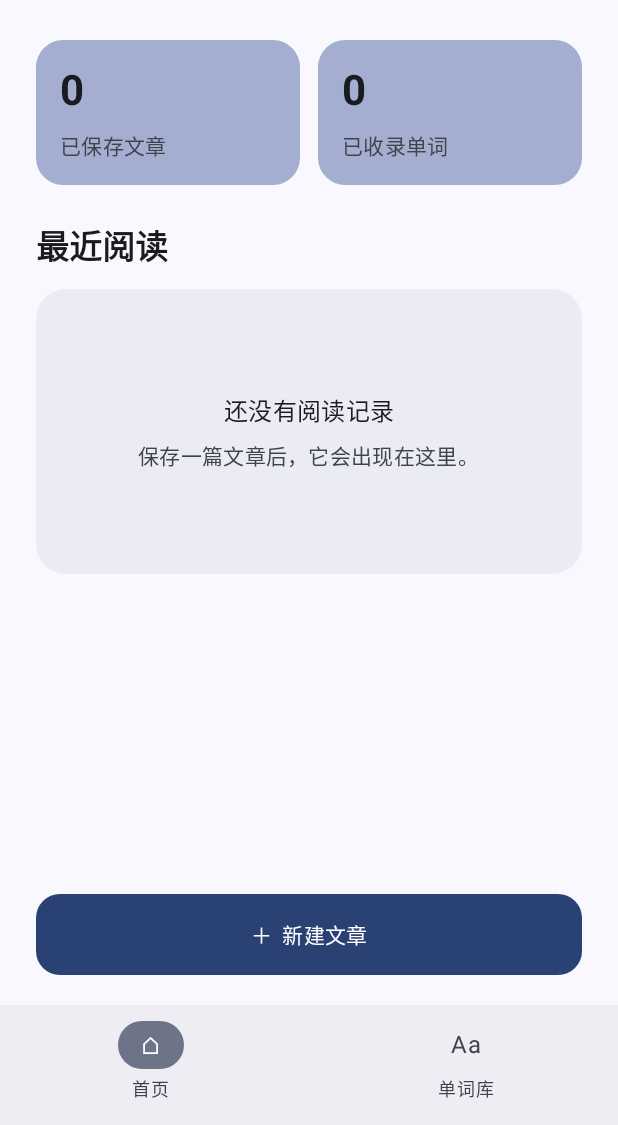
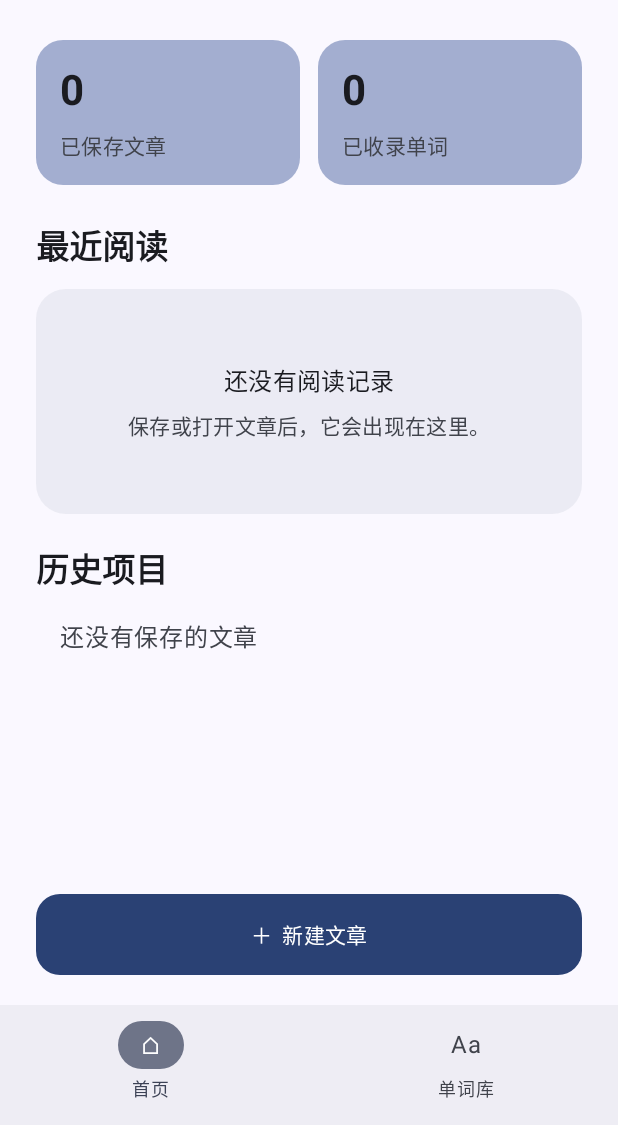
Before and after one commit to zephyr133codes/LexiNote, an Android app built with Jetpack Compose: the screen it shows after launch (MainActivity), on a phone screen of 412 x 824 dp, the part 111-1236 px from its top. Run offline under Robolectric (Android 15) with nearby library versions, the phone set to English and light mode, and no system bars; our stand-ins replace Room's generated code.

Commit message:
feat: implement local article storage and reading history

```diff
--- a/android/app/build.gradle.kts
+++ b/android/app/build.gradle.kts
@@ -1,6 +1,7 @@
 plugins {
     alias(libs.plugins.android.application)
     alias(libs.plugins.kotlin.compose)
+    alias(libs.plugins.ksp)
 }
 
 android {
@@ -45,6 +46,10 @@ dependencies {
     implementation(libs.androidx.compose.ui.tooling.preview)
     implementation(libs.androidx.core.ktx)
     implementation(libs.androidx.lifecycle.runtime.ktx)
+    implementation(libs.androidx.room.runtime)
+    implementation(libs.androidx.room.ktx)
+    implementation(libs.androidx.lifecycle.viewmodel.compose)
+    ksp(libs.androidx.room.compiler)
     testImplementation(libs.junit)
     androidTestImplementation(platform(libs.androidx.compose.bom))
     androidTestImplementation(libs.androidx.compose.ui.test.junit4)
--- /dev/null
+++ b/android/app/src/main/java/com/lexinote/app/data/ArticleDao.kt
@@ -0,0 +1,15 @@
+package com.lexinote.app.data
+
+import androidx.room.*
+import kotlinx.coroutines.flow.Flow
+
+@Dao
+interface ArticleDao {
+    @Insert suspend fun insert(article: ArticleEntity): Long
+    @Update suspend fun update(article: ArticleEntity)
+    @Query("SELECT * FROM articles WHERE id = :id") suspend fun getById(id: Long): ArticleEntity?
+    @Query("SELECT * FROM articles ORDER BY updatedAt DESC") fun observeAll(): Flow<List<ArticleEntity>>
+    @Query("SELECT * FROM articles WHERE lastReadAt IS NOT NULL ORDER BY lastReadAt DESC LIMIT 1") fun observeRecentlyRead(): Flow<List<ArticleEntity>>
+    @Query("UPDATE articles SET lastReadAt = :readAt WHERE id = :id") suspend fun markRead(id: Long, readAt: Long)
+    @Query("DELETE FROM articles WHERE id = :id") suspend fun delete(id: Long)
+}
--- /dev/null
+++ b/android/app/src/main/java/com/lexinote/app/data/LexiNoteDatabase.kt
@@ -0,0 +1,17 @@
+package com.lexinote.app.data
+
+import android.content.Context
+import androidx.room.Database
+import androidx.room.Room
+import androidx.room.RoomDatabase
+
+@Database(entities = [ArticleEntity::class], version = 1, exportSchema = false)
+abstract class LexiNoteDatabase : RoomDatabase() {
+    abstract fun articleDao(): ArticleDao
+    companion object {
+        @Volatile private var instance: LexiNoteDatabase? = null
+        fun get(context: Context): LexiNoteDatabase = instance ?: synchronized(this) {
+            instance ?: Room.databaseBuilder(context.applicationContext, LexiNoteDatabase::class.java, "lexinote.db").build().also { instance = it }
+        }
+    }
+}
--- a/android/app/src/main/java/com/lexinote/app/ui/LexiNoteApp.kt
+++ b/android/app/src/main/java/com/lexinote/app/ui/LexiNoteApp.kt
@@ -2,54 +2,45 @@ package com.lexinote.app.ui
 
 import androidx.activity.compose.BackHandler
 import androidx.compose.foundation.layout.padding
-import androidx.compose.material3.NavigationBar
-import androidx.compose.material3.NavigationBarItem
-import androidx.compose.material3.Scaffold
-import androidx.compose.material3.Text
+import androidx.compose.material3.*
 import androidx.compose.runtime.*
 import androidx.compose.ui.Modifier
+import androidx.compose.ui.platform.LocalContext
+import androidx.lifecycle.compose.collectAsStateWithLifecycle
+import androidx.lifecycle.viewmodel.compose.viewModel
+import androidx.lifecycle.ViewModel
+import androidx.lifecycle.ViewModelProvider
+import com.lexinote.app.data.*
+import com.lexinote.app.ui.editor.*
 import com.lexinote.app.ui.home.HomeScreen
 import com.lexinote.app.ui.profile.ProfileScreen
 import com.lexinote.app.ui.vocabulary.VocabularyScreen
 
-private enum class Page { Home, Vocabulary, Profile }
+private enum class Page { Home, Vocabulary, Profile, Editor, Preview }
 
 @Composable
 fun LexiNoteApp() {
+    val context = LocalContext.current
+    val vm: ArticleViewModel = viewModel(factory = object : ViewModelProvider.Factory {
+        @Suppress("UNCHECKED_CAST") override fun <T : ViewModel> create(modelClass: Class<T>): T = ArticleViewModel(ArticleRepository(LexiNoteDatabase.get(context).articleDao())) as T
+    })
+    val articles by vm.articles.collectAsStateWithLifecycle(initialValue = emptyList())
+    val recent by vm.recentlyRead.collectAsStateWithLifecycle(initialValue = emptyList())
     var page by remember { mutableStateOf(Page.Home) }
-    BackHandler(enabled = page == Page.Profile) { page = Page.Home }
-
-    Scaffold(
-        bottomBar = {
-            if (page != Page.Profile) {
-                NavigationBar {
-                    NavigationBarItem(
-                        selected = page == Page.Home,
-                        onClick = { page = Page.Home },
-                        icon = { Text("⌂") },
-                        label = { Text("首页") }
-                    )
-                    NavigationBarItem(
-                        selected = page == Page.Vocabulary,
-                        onClick = { page = Page.Vocabulary },
-                        icon = { Text("Aa") },
-                        label = { Text("单词库") }
-                    )
-                }
-            }
+    var selectedId by remember { mutableStateOf<Long?>(null) }
+    BackHandler(enabled = page == Page.Profile || page == Page.Preview) { page = Page.Home }
+    Scaffold(bottomBar = {
+        if (page != Page.Profile && page != Page.Editor && page != Page.Preview) NavigationBar {
+            NavigationBarItem(selected = page == Page.Home, onClick = { page = Page.Home }, icon = { Text("⌂") }, label = { Text("首页") })
+            NavigationBarItem(selected = page == Page.Vocabulary, onClick = { page = Page.Vocabulary }, icon = { Text("Aa") }, label = { Text("单词库") })
         }
-    ) { padding ->
+    }) { padding ->
         when (page) {
-            Page.Home -> HomeScreen(
-                modifier = Modifier.padding(padding),
-                onProfileClick = { page = Page.Profile },
-                onCreateArticle = { }
-            )
+            Page.Home -> HomeScreen(Modifier.padding(padding), { page = Page.Profile }, { selectedId = null; page = Page.Editor }, articles, recent, { selectedId = it; page = Page.Preview }, vm::delete)
             Page.Vocabulary -> VocabularyScreen(Modifier.padding(padding))
-            Page.Profile -> ProfileScreen(
-                modifier = Modifier.padding(padding),
-                onBack = { page = Page.Home }
-            )
+            Page.Profile -> ProfileScreen(Modifier.padding(padding), { page = Page.Home })
+            Page.Editor -> ArticleEditorScreen(selectedId, vm, { page = if (selectedId == null) Page.Home else Page.Preview }, { selectedId = it; page = Page.Preview })
+            Page.Preview -> selectedId?.let { id -> ArticlePreviewScreen(id, vm, { page = Page.Home }, { page = Page.Editor }) } ?: run { page = Page.Home }
         }
     }
 }
--- /dev/null
+++ b/android/app/src/main/java/com/lexinote/app/ui/editor/ArticleViewModel.kt
@@ -0,0 +1,28 @@
+package com.lexinote.app.ui.editor
+
+import androidx.lifecycle.ViewModel
+import androidx.lifecycle.viewModelScope
+import com.lexinote.app.data.ArticleEntity
+import com.lexinote.app.data.ArticleRepository
+import kotlinx.coroutines.flow.MutableStateFlow
+import kotlinx.coroutines.flow.StateFlow
+import kotlinx.coroutines.launch
+
+class ArticleViewModel(private val repository: ArticleRepository) : ViewModel() {
+    val articles = repository.observeAll()
+    val recentlyRead = repository.observeRecentlyRead()
+    private val _article = MutableStateFlow<ArticleEntity?>(null)
+    val article: StateFlow<ArticleEntity?> = _article
+    private val _loading = MutableStateFlow(false)
+    val loading: StateFlow<Boolean> = _loading
+    private val _error = MutableStateFlow<String?>(null)
+    val error: StateFlow<String?> = _error
+    private val _savedId = MutableStateFlow<Long?>(null)
+    val savedId: StateFlow<Long?> = _savedId
+
+    fun load(id: Long) { viewModelScope.launch { _loading.value = true; try { _article.value = repository.get(id); if (_article.value == null) _error.value = "找不到这篇文章" } catch (e: Exception) { _error.value = e.message ?: "读取失败" } finally { _loading.value = false } } }
+    fun openPreview(id: Long) { viewModelScope.launch { _loading.value = true; _error.value = null; try { repository.markRead(id); _article.value = repository.get(id); if (_article.value == null) _error.value = "找不到这篇文章" } catch (e: Exception) { _error.value = e.message ?: "读取失败" } finally { _loading.value = false } } }
+    fun save(id: Long?, title: String, content: String, done: (Long?) -> Unit) { viewModelScope.launch { _loading.value = true; _error.value = null; try { val saved = repository.save(id, title, content); _savedId.value = saved; done(saved) } catch (e: Exception) { _error.value = e.message ?: "保存失败，请重试" } finally { _loading.value = false } } }
+    fun delete(id: Long) { viewModelScope.launch { try { repository.delete(id) } catch (e: Exception) { _error.value = e.message ?: "删除失败" } } }
+    fun clearError() { _error.value = null }
+}
--- a/android/app/src/main/java/com/lexinote/app/ui/home/HomeScreen.kt
+++ b/android/app/src/main/java/com/lexinote/app/ui/home/HomeScreen.kt
@@ -1,24 +1,29 @@
 package com.lexinote.app.ui.home
 
-import android.widget.Toast
 import androidx.compose.foundation.layout.*
+import androidx.compose.foundation.rememberScrollState
 import androidx.compose.foundation.shape.CircleShape
 import androidx.compose.foundation.shape.RoundedCornerShape
+import androidx.compose.foundation.verticalScroll
 import androidx.compose.material3.*
-import androidx.compose.runtime.Composable
+import androidx.compose.runtime.*
 import androidx.compose.ui.Alignment
 import androidx.compose.ui.Modifier
-import androidx.compose.ui.platform.LocalContext
 import androidx.compose.ui.text.font.FontWeight
 import androidx.compose.ui.unit.dp
+import com.lexinote.app.data.ArticleEntity
+import java.text.SimpleDateFormat
+import java.util.Date
+import java.util.Locale
 
 @Composable
 fun HomeScreen(
     modifier: Modifier = Modifier,
     onProfileClick: () -> Unit,
-    onCreateArticle: () -> Unit
+    onCreateArticle: () -> Unit,
+    articles: List<ArticleEntity>, recentlyRead: List<ArticleEntity>, onOpenArticle: (Long) -> Unit, onDeleteArticle: (Long) -> Unit
 ) {
-    val context = LocalContext.current
+    var deleteTarget by remember { mutableStateOf<ArticleEntity?>(null) }
     Column(
         modifier.fillMaxSize().padding(horizontal = 24.dp, vertical = 20.dp),
         verticalArrangement = Arrangement.spacedBy(24.dp)
@@ -33,29 +38,59 @@ fun HomeScreen(
             }
         }
         Row(horizontalArrangement = Arrangement.spacedBy(12.dp)) {
-            StatCard("已保存文章", "0", Modifier.weight(1f))
+            StatCard("已保存文章", articles.size.toString(), Modifier.weight(1f))
             StatCard("已收录单词", "0", Modifier.weight(1f))
         }
-        Column(Modifier.weight(1f)) {
+        Column(Modifier.weight(1f).verticalScroll(rememberScrollState())) {
             Text("最近阅读", style = MaterialTheme.typography.titleLarge, fontWeight = FontWeight.SemiBold)
+            if (recentlyRead.isEmpty()) {
                 Card(
                     modifier = Modifier.fillMaxWidth().padding(top = 12.dp),
                     shape = RoundedCornerShape(20.dp),
                     colors = CardDefaults.cardColors(containerColor = MaterialTheme.colorScheme.surfaceVariant.copy(alpha = 0.55f))
                 ) {
-                Box(Modifier.fillMaxWidth().height(190.dp).padding(20.dp), contentAlignment = Alignment.Center) {
+                    Box(Modifier.fillMaxWidth().height(150.dp).padding(20.dp), contentAlignment = Alignment.Center) {
                         Column(horizontalAlignment = Alignment.CenterHorizontally, verticalArrangement = Arrangement.spacedBy(8.dp)) {
                             Text("还没有阅读记录", style = MaterialTheme.typography.titleMedium)
-                        Text("保存一篇文章后，它会出现在这里。", style = MaterialTheme.typography.bodyMedium, color = MaterialTheme.colorScheme.onSurfaceVariant)
+                            Text("保存或打开文章后，它会出现在这里。", style = MaterialTheme.typography.bodyMedium, color = MaterialTheme.colorScheme.onSurfaceVariant)
+                        }
+                    }
+                }
+            } else {
+                val latest = recentlyRead.first()
+                Card(
+                    onClick = { onOpenArticle(latest.id) },
+                    modifier = Modifier.fillMaxWidth().padding(top = 12.dp),
+                    shape = RoundedCornerShape(20.dp),
+                    colors = CardDefaults.cardColors(containerColor = MaterialTheme.colorScheme.surfaceVariant.copy(alpha = 0.55f))
+                ) {
+                    Column(Modifier.fillMaxWidth().padding(18.dp), verticalArrangement = Arrangement.spacedBy(8.dp)) {
+                        Text(latest.title.ifBlank { "未命名文章" }, style = MaterialTheme.typography.titleMedium, fontWeight = FontWeight.SemiBold)
+                        Text("最近阅读：${SimpleDateFormat("yyyy/MM/dd HH:mm", Locale.getDefault()).format(Date(latest.lastReadAt!!))}", style = MaterialTheme.typography.bodySmall, color = MaterialTheme.colorScheme.onSurfaceVariant)
+                        Text(latest.content.replace(Regex("\\s+"), " ").take(140), style = MaterialTheme.typography.bodyMedium, maxLines = 3, color = MaterialTheme.colorScheme.onSurfaceVariant)
+                    }
+                }
+            }
+            Text("历史项目", style = MaterialTheme.typography.titleLarge, fontWeight = FontWeight.SemiBold, modifier = Modifier.padding(top = 20.dp))
+            if (articles.isEmpty()) Text("还没有保存的文章", modifier = Modifier.padding(16.dp), color = MaterialTheme.colorScheme.onSurfaceVariant)
+            articles.forEach { article ->
+                Card(onClick = { onOpenArticle(article.id) }, modifier = Modifier.fillMaxWidth().padding(top = 8.dp)) {
+                    Row(Modifier.fillMaxWidth().padding(14.dp), horizontalArrangement = Arrangement.SpaceBetween, verticalAlignment = Alignment.CenterVertically) {
+                        Column(Modifier.weight(1f)) {
+                            Text(article.title.ifBlank { "未命名文章" }, style = MaterialTheme.typography.titleMedium)
+                            Text(SimpleDateFormat("yyyy/MM/dd HH:mm", Locale.getDefault()).format(Date(article.updatedAt)), style = MaterialTheme.typography.bodySmall)
+                        }
+                        TextButton(onClick = { deleteTarget = article }) { Text("删除", color = MaterialTheme.colorScheme.error) }
                     }
                 }
             }
         }
         Button(
-            onClick = { Toast.makeText(context, "新建文章功能开发中", Toast.LENGTH_SHORT).show(); onCreateArticle() },
+            onClick = onCreateArticle,
             modifier = Modifier.fillMaxWidth().height(54.dp), shape = RoundedCornerShape(16.dp)
         ) { Text("＋  新建文章") }
     }
+    deleteTarget?.let { target -> AlertDialog(onDismissRequest = { deleteTarget = null }, title = { Text("删除文章") }, text = { Text("确定删除“${target.title.ifBlank { "未命名文章" }}”吗？") }, confirmButton = { TextButton(onClick = { onDeleteArticle(target.id); deleteTarget = null }, colors = ButtonDefaults.textButtonColors(contentColor = MaterialTheme.colorScheme.error)) { Text("删除") } }, dismissButton = { TextButton(onClick = { deleteTarget = null }) { Text("取消") } }) }
 }
 
 @Composable
--- a/android/build.gradle.kts
+++ b/android/build.gradle.kts
@@ -2,4 +2,5 @@
 plugins {
     alias(libs.plugins.android.application) apply false
     alias(libs.plugins.kotlin.compose) apply false
+    alias(libs.plugins.ksp) apply false
 }
--- a/android/gradle.properties
+++ b/android/gradle.properties
@@ -18,3 +18,4 @@ org.gradle.configuration-cache=true
 # Kotlin code style for this project: "official" or "obsolete":
 kotlin.code.style=official
 org.gradle.java.installations.paths=C:/Program Files/Android/Android Studio/jbr
+android.disallowKotlinSourceSets=false
```
Also changed, not shown: android/app/src/main/java/com/lexinote/app/data/ArticleEntity.kt (added, +14 -0 lines), android/app/src/main/java/com/lexinote/app/data/ArticleRepository.kt (added, +20 -0 lines), android/app/src/main/java/com/lexinote/app/ui/editor/ArticleEditorScreen.kt (added, +42 -0 lines), android/app/src/main/java/com/lexinote/app/ui/editor/ArticlePreviewScreen.kt (added, +34 -0 lines), android/gradle/libs.versions.toml (+7 -0 lines). Lines whose indentation alone changed are shown as unchanged.
